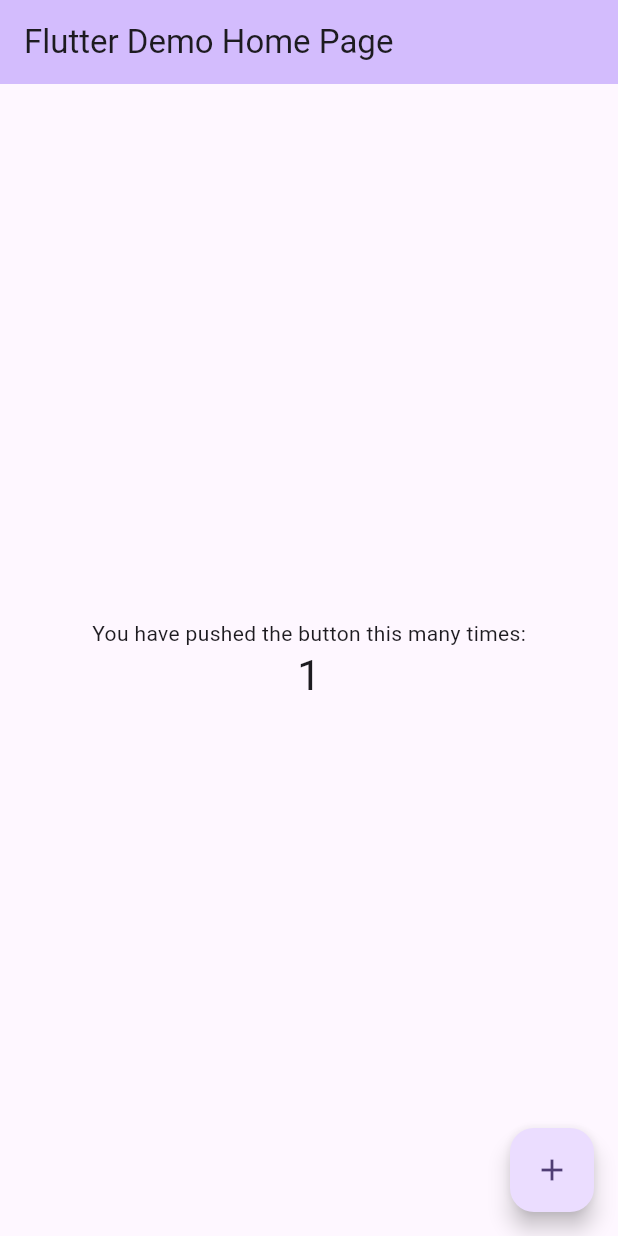
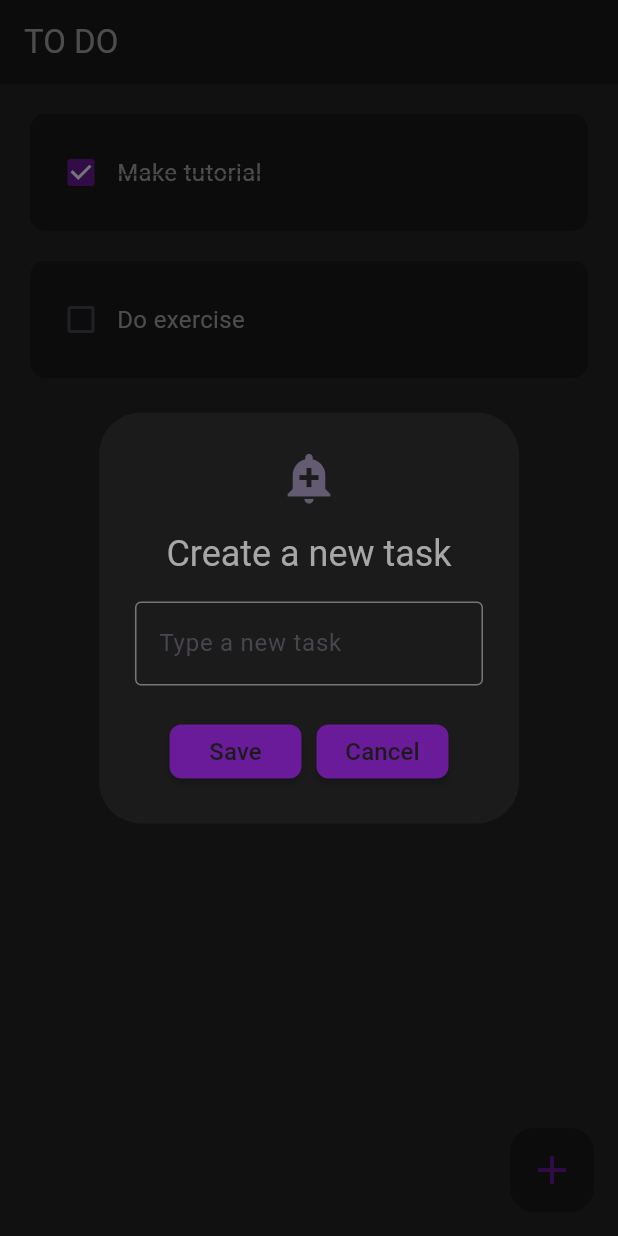
Before and after one commit to Donnie-San/flutter-to-do-app, a Flutter app: the screen it shows after launch, after a tap on the "add" icon, on a phone screen of 412 x 824 dp. Run offline on Flutter 3.47's test engine with Material 3 defaults, Android fonts, the phone set to English and light mode, and no system bars.

Commit message:
create dialog_box, my_button, and to_do_tile components. created home_page

```diff
--- /dev/null
+++ b/lib/components/dialog_box.dart
@@ -0,0 +1,55 @@
+import "package:flutter/material.dart";
+import "package:to_do_app/components/my_button.dart";
+
+class DialogBox extends StatelessWidget {
+  final TextEditingController controller;
+  final VoidCallback onSave;
+  final VoidCallback onCancel;
+
+  const DialogBox({
+    super.key,
+    required this.controller,
+    required this.onSave,
+    required this.onCancel,
+  });
+
+  @override
+  Widget build(BuildContext context) {
+    return AlertDialog(
+      title: Text(
+        "Create a new task",
+        style: TextStyle(
+          color: Color.fromARGB(255, 167, 167, 167),
+          fontSize: 24,
+        ),
+      ),
+      icon: Icon(Icons.add_alert, size: 38),
+      backgroundColor: Color.fromARGB(255, 27, 27, 27),
+      content: Column(
+        mainAxisSize: MainAxisSize.min,
+        children: [
+          TextField(
+            controller: controller,
+            style: TextStyle(
+              color: Color.fromARGB(255, 167, 167, 167),
+              fontSize: 16,
+            ),
+            decoration: InputDecoration(
+              border: OutlineInputBorder(),
+              hintText: "Type a new task",
+            ),
+          ),
+          SizedBox(height: 20),
+          Row(
+            mainAxisAlignment: MainAxisAlignment.center,
+            children: [
+              MyButton(text: "Save", onPressed: onSave),
+              SizedBox(width: 10),
+              MyButton(text: "Cancel", onPressed: onCancel),
+            ],
+          ),
+        ],
+      ),
+    );
+  }
+}
--- /dev/null
+++ b/lib/components/my_button.dart
@@ -0,0 +1,24 @@
+import "package:flutter/material.dart";
+
+class MyButton extends StatelessWidget {
+  final String text;
+  final VoidCallback onPressed;
+
+  const MyButton({super.key, required this.text, required this.onPressed});
+
+  @override
+  Widget build(BuildContext context) {
+    return MaterialButton(
+      onPressed: onPressed,
+      color: Colors.purple[800],
+      shape: RoundedRectangleBorder(
+        borderRadius: BorderRadius.circular(8),
+        side: BorderSide(color: const Color.fromARGB(0, 0, 0, 0), width: 2),
+      ),
+      child: Text(
+        text,
+        style: TextStyle(color: Color.fromARGB(255, 27, 27, 27), fontSize: 16),
+      ),
+    );
+  }
+}
--- /dev/null
+++ b/lib/components/to_do_tile.dart
@@ -0,0 +1,46 @@
+import "package:flutter/material.dart";
+
+class ToDoTile extends StatelessWidget {
+  final String taskName;
+  final bool taskCompleted;
+  final Function(bool?)? onChanged;
+
+  const ToDoTile({
+    super.key,
+    required this.taskName,
+    required this.taskCompleted,
+    required this.onChanged,
+  });
+
+  @override
+  Widget build(BuildContext context) {
+    return Container(
+      margin: EdgeInsets.only(left: 20, right: 20, top: 20, bottom: 0),
+      padding: EdgeInsets.symmetric(horizontal: 10, vertical: 15),
+      decoration: BoxDecoration(
+        color: Color.fromARGB(255, 27, 27, 27),
+        borderRadius: BorderRadius.all(Radius.circular(10)),
+      ),
+      child: Row(
+        children: [
+          Checkbox(
+            value: taskCompleted,
+            onChanged: onChanged,
+            activeColor: Colors.purple[800],
+          ),
+
+          Text(
+            taskName,
+            style: TextStyle(
+              color: Color.fromARGB(255, 167, 167, 167),
+              fontSize: 16,
+              decoration: taskCompleted
+                  ? TextDecoration.lineThrough
+                  : TextDecoration.none,
+            ),
+          ),
+        ],
+      ),
+    );
+  }
+}
--- a/lib/main.dart
+++ b/lib/main.dart
@@ -1,4 +1,5 @@
 import 'package:flutter/material.dart';
+import 'package:to_do_app/pages/home_page.dart';
 
 void main() {
   runApp(const MyApp());
@@ -7,116 +8,12 @@ void main() {
 class MyApp extends StatelessWidget {
   const MyApp({super.key});
 
-  // This widget is the root of your application.
   @override
   Widget build(BuildContext context) {
     return MaterialApp(
-      title: 'Flutter Demo',
-      theme: ThemeData(
-        // This is the theme of your application.
-        //
-        // TRY THIS: Try running your application with "flutter run". You'll see
-        // the application has a purple toolbar. Then, without quitting the app,
-        // try changing the seedColor in the colorScheme below to Colors.green
-        // and then invoke "hot reload" (save your changes or press the "hot
-        // reload" button in a Flutter-supported IDE, or press "r" if you used
-        // the command line to start the app).
-        //
-        // Notice that the counter didn't reset back to zero; the application
-        // state is not lost during the reload. To reset the state, use hot
-        // restart instead.
-        //
-        // This works for code too, not just values: Most code changes can be
-        // tested with just a hot reload.
-        colorScheme: ColorScheme.fromSeed(seedColor: Colors.deepPurple),
-      ),
-      home: const MyHomePage(title: 'Flutter Demo Home Page'),
+      debugShowCheckedModeBanner: false,
+      home: HomePage(),
+      theme: ThemeData(primarySwatch: Colors.amber),
     );
   }
 }
-
-class MyHomePage extends StatefulWidget {
-  const MyHomePage({super.key, required this.title});
-
-  // This widget is the home page of your application. It is stateful, meaning
-  // that it has a State object (defined below) that contains fields that affect
-  // how it looks.
-
-  // This class is the configuration for the state. It holds the values (in this
-  // case the title) provided by the parent (in this case the App widget) and
-  // used by the build method of the State. Fields in a Widget subclass are
-  // always marked "final".
-
-  final String title;
-
-  @override
-  State<MyHomePage> createState() => _MyHomePageState();
-}
-
-class _MyHomePageState extends State<MyHomePage> {
-  int _counter = 0;
-
-  void _incrementCounter() {
-    setState(() {
-      // This call to setState tells the Flutter framework that something has
-      // changed in this State, which causes it to rerun the build method below
-      // so that the display can reflect the updated values. If we changed
-      // _counter without calling setState(), then the build method would not be
-      // called again, and so nothing would appear to happen.
-      _counter++;
-    });
-  }
-
-  @override
-  Widget build(BuildContext context) {
-    // This method is rerun every time setState is called, for instance as done
-    // by the _incrementCounter method above.
-    //
-    // The Flutter framework has been optimized to make rerunning build methods
-    // fast, so that you can just rebuild anything that needs updating rather
-    // than having to individually change instances of widgets.
-    return Scaffold(
-      appBar: AppBar(
-        // TRY THIS: Try changing the color here to a specific color (to
-        // Colors.amber, perhaps?) and trigger a hot reload to see the AppBar
-        // change color while the other colors stay the same.
-        backgroundColor: Theme.of(context).colorScheme.inversePrimary,
-        // Here we take the value from the MyHomePage object that was created by
-        // the App.build method, and use it to set our appbar title.
-        title: Text(widget.title),
-      ),
-      body: Center(
-        // Center is a layout widget. It takes a single child and positions it
-        // in the middle of the parent.
-        child: Column(
-          // Column is also a layout widget. It takes a list of children and
-          // arranges them vertically. By default, it sizes itself to fit its
-          // children horizontally, and tries to be as tall as its parent.
-          //
-          // Column has various properties to control how it sizes itself and
-          // how it positions its children. Here we use mainAxisAlignment to
-          // center the children vertically; the main axis here is the vertical
-          // axis because Columns are vertical (the cross axis would be
-          // horizontal).
-          //
-          // TRY THIS: Invoke "debug painting" (choose the "Toggle Debug Paint"
-          // action in the IDE, or press "p" in the console), to see the
-          // wireframe for each widget.
-          mainAxisAlignment: MainAxisAlignment.center,
-          children: <Widget>[
-            const Text('You have pushed the button this many times:'),
-            Text(
-              '$_counter',
-              style: Theme.of(context).textTheme.headlineMedium,
-            ),
-          ],
-        ),
-      ),
-      floatingActionButton: FloatingActionButton(
-        onPressed: _incrementCounter,
-        tooltip: 'Increment',
-        child: const Icon(Icons.add),
-      ), // This trailing comma makes auto-formatting nicer for build methods.
-    );
-  }
-}
--- /dev/null
+++ b/lib/pages/home_page.dart
@@ -0,0 +1,87 @@
+import "package:flutter/material.dart";
+import "package:to_do_app/components/dialog_box.dart";
+import "package:to_do_app/components/to_do_tile.dart";
+
+class HomePage extends StatefulWidget {
+  const HomePage({super.key});
+
+  @override
+  State<HomePage> createState() => _HomePageState();
+}
+
+class _HomePageState extends State<HomePage> {
+  final _controller = TextEditingController();
+
+  // list of todo tasks
+  List toDoList = [
+    ["Make tutorial", true],
+    ["Do exercise", false],
+  ];
+
+  void checkBoxChanged(bool? value, int index) {
+    setState(() {
+      toDoList[index][1] = !toDoList[index][1];
+    });
+  }
+
+  void saveNewTask() {
+    if (_controller.text.trim().isEmpty) return;
+
+    setState(() {
+      toDoList.add([_controller.text, false]);
+    });
+    Navigator.of(context).pop();
+  }
+
+  void cancelTask() {
+    _controller.clear();
+    Navigator.of(context).pop();
+  }
+
+  void createNewTask() {
+    showDialog(
+      context: context,
+      builder: (context) {
+        return DialogBox(
+          controller: _controller,
+          onSave: saveNewTask,
+          onCancel: cancelTask,
+        );
+      },
+    );
+  }
+
+  @override
+  Widget build(BuildContext context) {
+    return Scaffold(
+      backgroundColor: Color.fromARGB(255, 36, 36, 36),
+      appBar: AppBar(
+        backgroundColor: Color.fromARGB(255, 27, 27, 27),
+        title: Text(
+          "TO DO",
+          textAlign: TextAlign.center,
+          style: TextStyle(
+            color: Color.fromARGB(255, 167, 167, 167),
+            fontSize: 22,
+          ),
+        ),
+      ),
+      floatingActionButton: FloatingActionButton(
+        onPressed: createNewTask,
+        backgroundColor: Color.fromARGB(255, 27, 27, 27),
+        elevation: 0,
+        child: Icon(Icons.add, color: Colors.purple[800], size: 32),
+      ),
+      body: ListView.builder(
+        itemCount: toDoList.length,
+        itemBuilder: (context, index) {
+          return ToDoTile(
+            taskName: toDoList[index][0],
+            taskCompleted: toDoList[index][1],
+            onChanged: (value) => checkBoxChanged(value, index),
+          );
+        },
+      ),
+    );
+  }
+}
```
